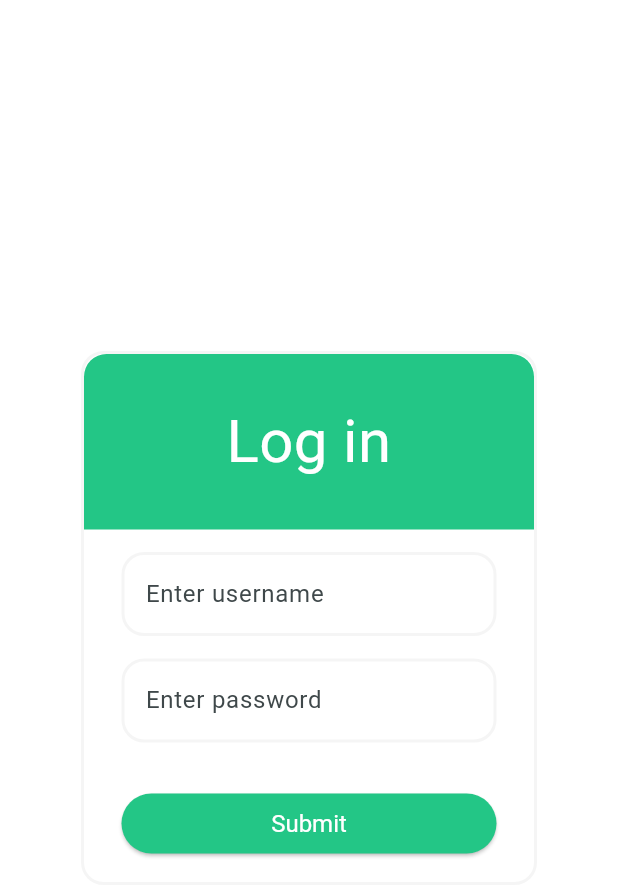
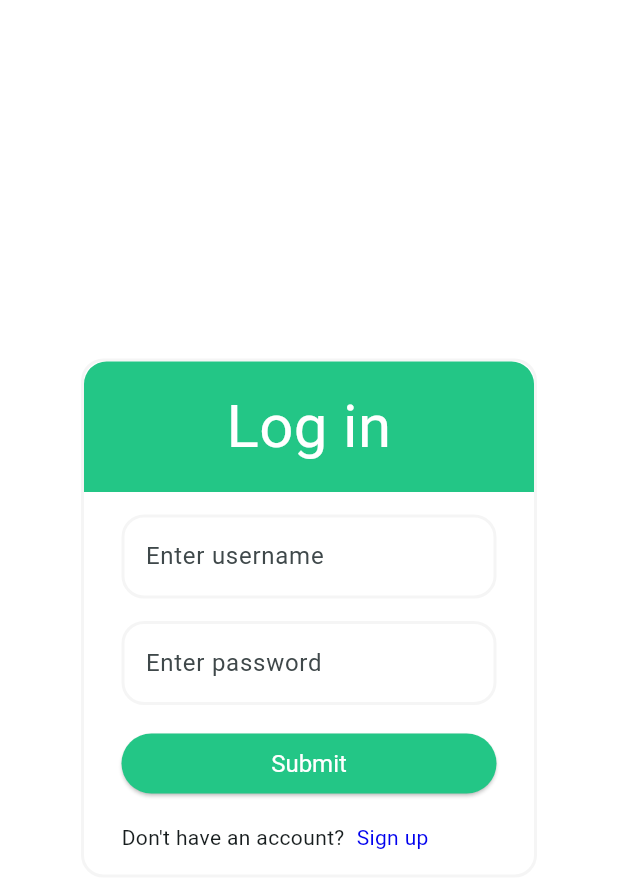
Before and after one commit to JovanZdravkovic/TaskJournalMobile, a Flutter app: the screen it shows after launch, on a phone screen of 412 x 824 dp. Shown: the top 896 px of the screen. Run offline on Flutter 3.47's test engine with Material 3 defaults, Android fonts, the phone set to English and light mode, and no system bars; our stand-ins replace cookie_jar, dio, dio_cookie_manager, flutter_datetime_picker_plus, font_awesome_flutter, multi_dropdown; network calls fail.

Commit message:
Finished log in page

```diff
--- a/task_journal_mobile/lib/main.dart
+++ b/task_journal_mobile/lib/main.dart
@@ -4,6 +4,7 @@ import 'package:provider/provider.dart';
 import 'package:task_journal_mobile/screens/login.dart';
 import 'package:task_journal_mobile/screens/new_task.dart';
 import 'package:task_journal_mobile/screens/profile.dart';
+import 'package:task_journal_mobile/screens/signup.dart';
 import 'package:task_journal_mobile/screens/task.dart';
 import 'package:task_journal_mobile/screens/tasks.dart';
 import 'package:task_journal_mobile/screens/tasks_history.dart';
@@ -52,6 +53,7 @@ class TaskJournalApp extends StatelessWidget {
         '/profile': (context) => const AuthGuard(child: ProfilePage()),
         '/new_task': (context) => const AuthGuard(child: NewTaskPage()),
         '/login': (context) => const LoginPage(),
+        '/signup': (context) => const SignupPage(),
       },
       theme: appTheme,
     );
--- a/task_journal_mobile/lib/screens/login.dart
+++ b/task_journal_mobile/lib/screens/login.dart
@@ -43,7 +43,7 @@ class _LoginPageState extends State<LoginPage> {
                     borderRadius: BorderRadius.vertical(top: Radius.circular(kInputBorderRadius)),
                   ),
                   child: Padding(
-                    padding: const EdgeInsets.all(kLargePadding),
+                    padding: const EdgeInsets.all(kStandardPadding),
                     child: Text(
                       'Log in',
                       textAlign: TextAlign.center,
@@ -85,12 +85,13 @@ class _LoginPageState extends State<LoginPage> {
                             autocorrect: false,
                           ),
                         ),
-                        const SizedBox(
-                          height: kSmallSpacingBoxSize,
-                          width: kSmallSpacingBoxSize,
-                        ),
-                        if(_invalidCredentialsError)
+                        if(_invalidCredentialsError) ...[
+                          const SizedBox(
+                            height: kSmallSpacingBoxSize,
+                            width: kSmallSpacingBoxSize,
+                          ),
                           Text('Invalid credentials', style: dangerTextStyle),
+                        ],
                         const SizedBox(
                           height: kSmallSpacingBoxSize,
                           width: kSmallSpacingBoxSize,
@@ -124,6 +125,26 @@ class _LoginPageState extends State<LoginPage> {
                             ],
                           ),
                         ),
+                        const SizedBox(
+                          height: kSmallSpacingBoxSize,
+                          width: kSmallSpacingBoxSize,
+                        ),
+                        Row(
+                          mainAxisSize: MainAxisSize.min,
+                          children: [
+                            const Text('Don\'t have an account?'),
+                            const SizedBox(
+                              height: kExtraSmallSpacingBoxSize,
+                              width: kExtraSmallSpacingBoxSize,
+                            ),
+                            GestureDetector(
+                              onTap: () {
+                                Navigator.pushNamed(context, '/signup');
+                              },
+                              child: Text('Sign up', style: hyperlinkTextStyle),
+                            )
+                          ],
+                        ),
                       ],
                     ),
                   ),
--- a/task_journal_mobile/lib/screens/signup.dart
+++ b/task_journal_mobile/lib/screens/signup.dart
@@ -1,4 +1,5 @@
 import 'package:flutter/material.dart';
+import 'package:task_journal_mobile/widgets/drawer.dart';
 
 class SignupPage extends StatefulWidget {
   const SignupPage({ super.key });
@@ -10,6 +11,10 @@ class SignupPage extends StatefulWidget {
 class _SignupPageState extends State<SignupPage> {
   @override
   Widget build(BuildContext context) {
-    throw UnimplementedError();
+    return const Scaffold(
+      body: Center(
+        child: Text('Sign up page'),
+      ),
+    );
   }
 }
--- a/task_journal_mobile/lib/utils/theme.dart
+++ b/task_journal_mobile/lib/utils/theme.dart
@@ -27,6 +27,10 @@ var appBarTextStyle = const TextStyle(
 
 var dangerTextStyle = const TextStyle(
   color: danger,
+);
+
+var hyperlinkTextStyle = const TextStyle(
+  color: Color(0xFF0000EE),
 );
 
 var cardTextStyle = const TextStyle(
```
